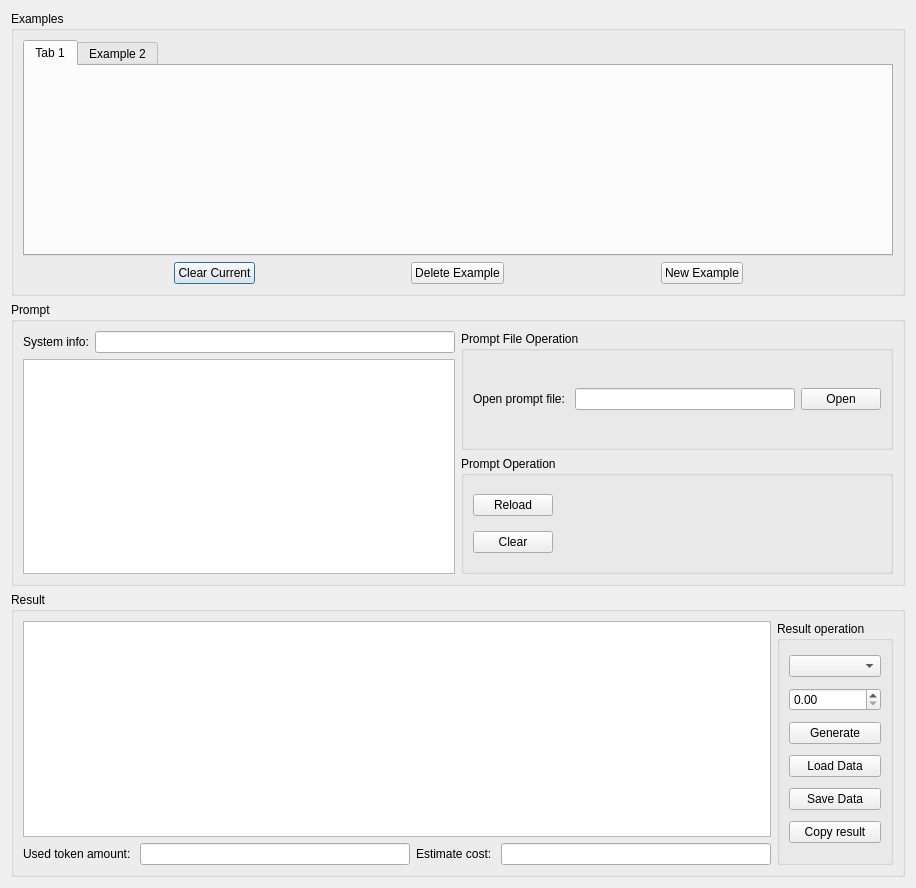
Old version of the form ui/generate_dialog.ui in the repository CasinoHe/GenerateCodeUseGPT.
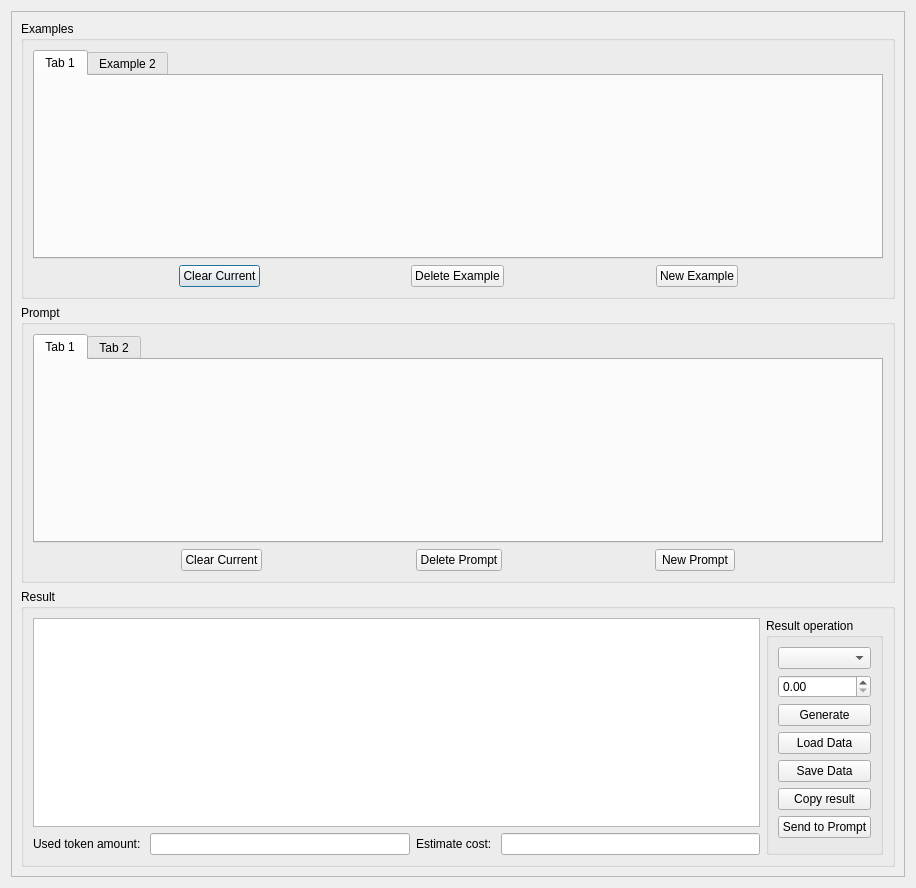
New version of the form.

Commit message: add prompt tags

The edit to the form file:
```diff
--- a/ui/generate_dialog.ui
+++ b/ui/generate_dialog.ui
@@ -15,6 +15,21 @@
   </property>
   <layout class="QHBoxLayout" name="horizontalLayout">
    <item>
+    <widget class="QScrollArea" name="scrollArea">
+     <property name="widgetResizable">
+      <bool>true</bool>
+     </property>
+     <widget class="QWidget" name="scrollAreaWidgetContents">
+      <property name="geometry">
+       <rect>
+        <x>0</x>
+        <y>0</y>
+        <width>896</width>
+        <height>868</height>
+       </rect>
+      </property>
+      <layout class="QHBoxLayout" name="horizontalLayout_17">
+       <item>
     <layout class="QVBoxLayout" name="verticalLayout">
      <item>
       <widget class="QGroupBox" name="groupBoxExamples">
@@ -129,81 +144,28 @@
        </property>
        <layout class="QHBoxLayout" name="horizontalLayout_3">
         <item>
-         <layout class="QHBoxLayout" name="horizontalLayout_2">
-          <item>
-           <layout class="QVBoxLayout" name="verticalLayout_6">
-            <item>
-             <layout class="QHBoxLayout" name="horizontalLayout_16">
-              <item>
-               <widget class="QLabel" name="labelSystemInfo">
-                <property name="text">
-                 <string>System info:</string>
-                </property>
-               </widget>
-              </item>
-              <item>
-               <widget class="QLineEdit" name="lineEditSystem"/>
-              </item>
-             </layout>
-            </item>
-            <item>
-             <widget class="QPlainTextEdit" name="plainTextEditPrompt"/>
-            </item>
-           </layout>
-          </item>
-          <item>
-           <layout class="QHBoxLayout" name="horizontalLayout_5">
-            <item>
-             <layout class="QVBoxLayout" name="verticalLayout_4">
-              <item>
-               <widget class="QGroupBox" name="groupBoxPromptFile">
-                <property name="title">
-                 <string>Prompt File Operation</string>
-                </property>
-                <layout class="QHBoxLayout" name="horizontalLayout_6">
-                 <item>
-                  <layout class="QHBoxLayout" name="horizontalLayout_4">
-                   <item>
-                    <widget class="QLabel" name="labelChoosePromptFile">
-                     <property name="text">
-                      <string>Open prompt file: </string>
-                     </property>
-                    </widget>
-                   </item>
-                   <item>
-                    <widget class="QLineEdit" name="lineEditPrompt"/>
-                   </item>
-                   <item>
-                    <widget class="QPushButton" name="pushButtonOpenPromptFile">
-                     <property name="text">
-                      <string>Open</string>
-                     </property>
-                    </widget>
-                   </item>
-                  </layout>
-                 </item>
-                </layout>
-               </widget>
-              </item>
-              <item>
-               <widget class="QGroupBox" name="groupBoxPromptOperator">
-                <property name="title">
-                 <string>Prompt Operation</string>
-                </property>
-                <layout class="QHBoxLayout" name="horizontalLayout_7">
-                 <item>
                   <layout class="QVBoxLayout" name="verticalLayout_3">
                    <item>
-                    <layout class="QHBoxLayout" name="horizontalLayout_8">
-                     <item>
-                      <widget class="QPushButton" name="pushButtonRefreshPrompt">
-                       <property name="text">
-                        <string>Reload</string>
-                       </property>
+               <widget class="QTabWidget" name="tabWidgetPrompt">
+                <property name="currentIndex">
+                 <number>0</number>
+                </property>
+                <widget class="QWidget" name="tab">
+                 <attribute name="title">
+                  <string>Tab 1</string>
+                 </attribute>
+                </widget>
+                <widget class="QWidget" name="tab_2">
+                 <attribute name="title">
+                  <string>Tab 2</string>
+                 </attribute>
+                </widget>
                       </widget>
                      </item>
                      <item>
-                      <spacer name="horizontalSpacer">
+               <layout class="QHBoxLayout" name="horizontalLayout_2">
+                <item>
+                 <spacer name="horizontalSpacer_7">
                        <property name="orientation">
                         <enum>Qt::Horizontal</enum>
                        </property>
@@ -215,16 +177,10 @@
                        </property>
                       </spacer>
                      </item>
-                    </layout>
-                   </item>
-                   <item>
-                    <layout class="QHBoxLayout" name="horizontalLayout_9">
-                     <item>
-                      <layout class="QHBoxLayout" name="horizontalLayout_10">
                        <item>
                         <widget class="QPushButton" name="pushButtonClearPrompt">
                          <property name="text">
-                          <string>Clear</string>
+                   <string>Clear Current</string>
                          </property>
                         </widget>
                        </item>
@@ -241,16 +197,45 @@
                          </property>
                         </spacer>
                        </item>
-                      </layout>
-                     </item>
-                    </layout>
-                   </item>
-                  </layout>
-                 </item>
-                </layout>
-               </widget>
-              </item>
-             </layout>
+                <item>
+                 <widget class="QPushButton" name="pushButtonDeletePrompt">
+                  <property name="text">
+                   <string>Delete Prompt</string>
+                  </property>
+                 </widget>
+                </item>
+                <item>
+                 <spacer name="horizontalSpacer">
+                  <property name="orientation">
+                   <enum>Qt::Horizontal</enum>
+                  </property>
+                  <property name="sizeHint" stdset="0">
+                   <size>
+                    <width>40</width>
+                    <height>20</height>
+                   </size>
+                  </property>
+                 </spacer>
+                </item>
+                <item>
+                 <widget class="QPushButton" name="pushButtonNewPrompt">
+                  <property name="text">
+                   <string>New Prompt</string>
+                  </property>
+                 </widget>
+                </item>
+                <item>
+                 <spacer name="horizontalSpacer_8">
+                  <property name="orientation">
+                   <enum>Qt::Horizontal</enum>
+                  </property>
+                  <property name="sizeHint" stdset="0">
+                   <size>
+                    <width>40</width>
+                    <height>20</height>
+                   </size>
+                  </property>
+                 </spacer>
             </item>
            </layout>
           </item>
@@ -376,6 +361,13 @@
                    </property>
                   </widget>
                  </item>
+                     <item>
+                      <widget class="QPushButton" name="pushButtonSendPrompt">
+                       <property name="text">
+                        <string>Send to Prompt</string>
+                       </property>
+                      </widget>
+                     </item>
                 </layout>
                </item>
               </layout>
@@ -389,6 +381,10 @@
       </widget>
      </item>
     </layout>
+       </item>
+      </layout>
+     </widget>
+    </widget>
    </item>
   </layout>
  </widget>
```
Left out of the diff: 4 changed lines with no effect on the pictures. Lines whose indentation alone changed are shown as unchanged. The commit also changes 7 other files.
